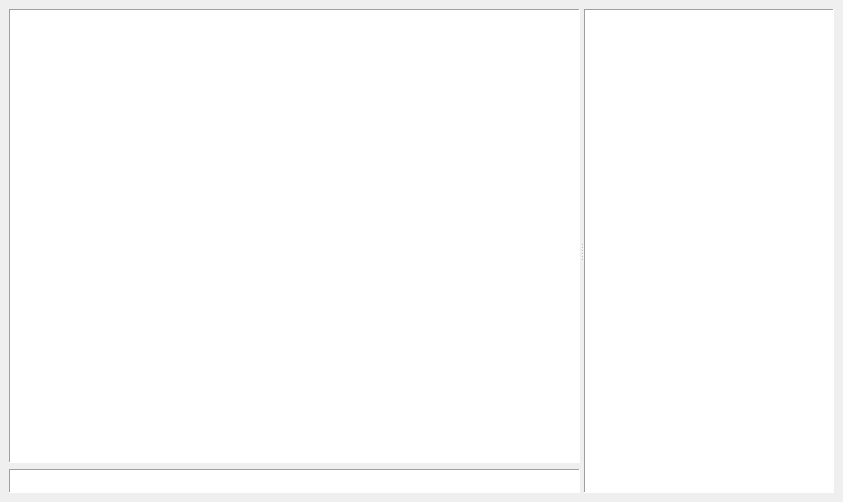
Before: the Qt Designer form frmChannel.ui in OGFilthyCasual/PyRC, drawn with Qt 5.
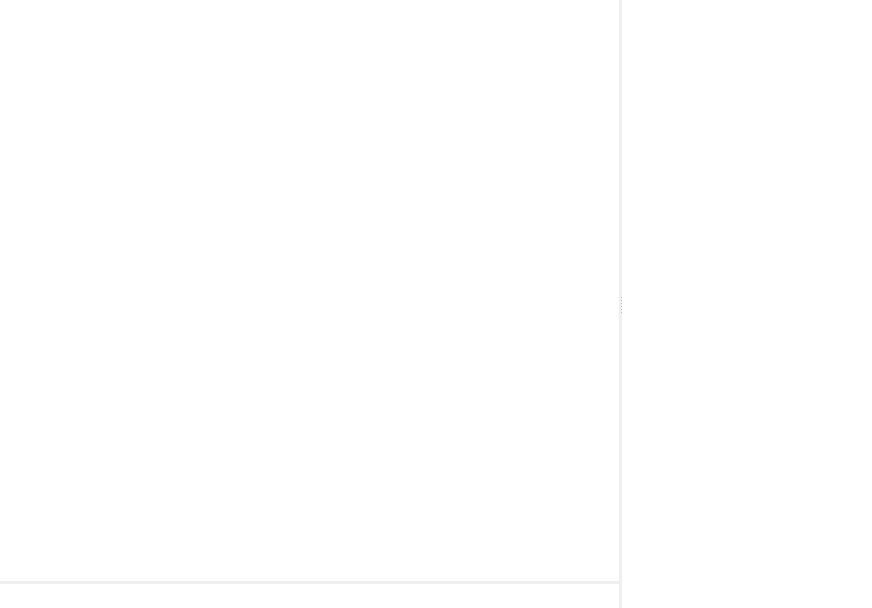
After: the same form once the commit is applied.

What changed in the file:
```diff
--- a/frmChannel.ui
+++ b/frmChannel.ui
@@ -6,8 +6,8 @@
    <rect>
     <x>0</x>
     <y>0</y>
-    <width>843</width>
-    <height>502</height>
+    <width>872</width>
+    <height>608</height>
    </rect>
   </property>
   <property name="windowTitle">
@@ -15,26 +15,38 @@
   </property>
   <widget class="QWidget" name="centralwidget">
    <layout class="QGridLayout" name="gridLayout">
+    <property name="margin">
+     <number>0</number>
+    </property>
+    <property name="spacing">
+     <number>0</number>
+    </property>
     <item row="0" column="0">
      <widget class="QSplitter" name="splitter">
       <property name="orientation">
        <enum>Qt::Horizontal</enum>
       </property>
-      <property name="childrenCollapsible">
-       <bool>false</bool>
+      <property name="handleWidth">
+       <number>3</number>
       </property>
       <widget class="QWidget" name="layoutWidget">
        <layout class="QVBoxLayout" name="verticalLayout">
+        <property name="spacing">
+         <number>3</number>
+        </property>
         <item>
          <widget class="QTextBrowser" name="txtOutput">
           <property name="font">
            <font>
-            <family>Inconsolata</family>
+            <family>Anonymous Pro</family>
             <pointsize>11</pointsize>
            </font>
           </property>
+          <property name="styleSheet">
+           <string notr="true"/>
+          </property>
           <property name="frameShape">
-           <enum>QFrame::Panel</enum>
+           <enum>QFrame::NoFrame</enum>
           </property>
          </widget>
         </item>
@@ -48,12 +60,15 @@
           </property>
           <property name="font">
            <font>
-            <family>Inconsolata</family>
+            <family>Anonymous Pro</family>
             <pointsize>11</pointsize>
            </font>
           </property>
+          <property name="styleSheet">
+           <string notr="true"/>
+          </property>
           <property name="frameShape">
-           <enum>QFrame::Panel</enum>
+           <enum>QFrame::NoFrame</enum>
           </property>
           <property name="verticalScrollBarPolicy">
            <enum>Qt::ScrollBarAlwaysOff</enum>
@@ -83,13 +98,16 @@
        </property>
        <property name="font">
         <font>
-         <family>Inconsolata</family>
+         <family>Anonymous Pro</family>
          <pointsize>11</pointsize>
          <stylestrategy>PreferAntialias</stylestrategy>
         </font>
        </property>
+       <property name="styleSheet">
+        <string notr="true"/>
+       </property>
        <property name="frameShape">
-        <enum>QFrame::Panel</enum>
+        <enum>QFrame::NoFrame</enum>
        </property>
        <property name="horizontalScrollBarPolicy">
         <enum>Qt::ScrollBarAlwaysOff</enum>
```
